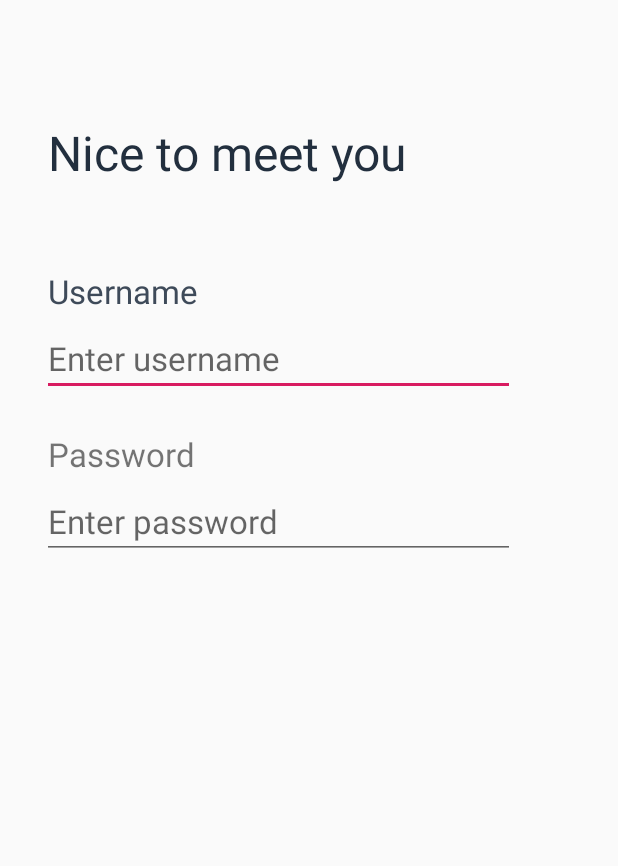
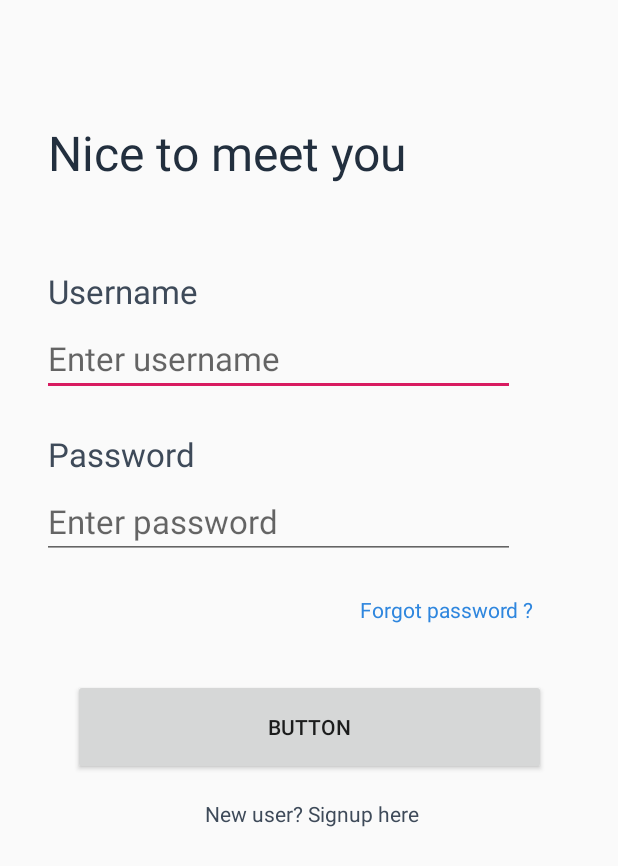
Before and after one commit to schiver/SeThings_V2, an Android app: the LoginActivity screen opened directly, with no data from a screen before it, on a phone screen of 412 x 824 dp. Shown: the top 866 px of the screen. Run offline under Robolectric (Android 15) with nearby library versions, the phone set to English and light mode, and no system bars.

Commit message:
Adding component

```diff
--- a/app/src/main/java/com/example/schiver/sethings/LoginActivity.java
+++ b/app/src/main/java/com/example/schiver/sethings/LoginActivity.java
@@ -10,5 +10,6 @@
         super.onCreate(savedInstanceState);
         setContentView(R.layout.activity_login);
         // test again
+
     }
 }
--- a/app/src/main/res/layout/activity_login.xml
+++ b/app/src/main/res/layout/activity_login.xml
@@ -51,6 +51,7 @@
         android:layout_marginStart="32dp"
         android:layout_marginTop="24dp"
         android:text="Password"
+        android:textColor="@color/colorMainAppFont"
         android:textSize="22sp"
         app:layout_constraintStart_toStartOf="parent"
         app:layout_constraintTop_toBottomOf="@+id/username" />
@@ -68,4 +69,40 @@
         app:layout_constraintStart_toStartOf="parent"
         app:layout_constraintTop_toBottomOf="@+id/label2" />
 
+    <TextView
+        android:id="@+id/textView2"
+        android:layout_width="wrap_content"
+        android:layout_height="wrap_content"
+        android:layout_marginStart="240dp"
+        android:layout_marginTop="24dp"
+        android:text="Forgot password ?"
+        android:textColor="@color/colorMainAppLight"
+        app:layout_constraintStart_toStartOf="parent"
+        app:layout_constraintTop_toBottomOf="@+id/password" />
+
+    <Button
+        android:id="@+id/button"
+        android:layout_width="315dp"
+        android:layout_height="64dp"
+        android:layout_marginStart="8dp"
+        android:layout_marginTop="80dp"
+        android:layout_marginEnd="8dp"
+        android:text="Button"
+        app:layout_constraintEnd_toEndOf="parent"
+        app:layout_constraintStart_toStartOf="parent"
+        app:layout_constraintTop_toBottomOf="@+id/password" />
+
+    <TextView
+        android:id="@+id/textView3"
+        android:layout_width="wrap_content"
+        android:layout_height="wrap_content"
+        android:layout_marginStart="8dp"
+        android:layout_marginTop="16dp"
+        android:layout_marginEnd="8dp"
+        android:text=" New user? Signup here"
+        android:textColor="@color/colorMainAppFont"
+        app:layout_constraintEnd_toEndOf="parent"
+        app:layout_constraintStart_toStartOf="parent"
+        app:layout_constraintTop_toBottomOf="@+id/button" />
+
 </android.support.constraint.ConstraintLayout>
--- a/app/src/main/res/values/colors.xml
+++ b/app/src/main/res/values/colors.xml
@@ -6,7 +6,7 @@
     <color name="colorMainApp">#005aac</color>
     <color name="colorMainAppLight">#2e86de</color>
     <color name="colorMainAppDark">#3836BD</color>
-    <color name="colorMainAppFont">#3E4A59</color>
+    <color name="colorMainAppFont">#3e4a59</color>
     <color name="colorMainAppFont2">#222F3E</color>
     <color name="colorGrayDot">#CCDEEE</color>
 </resources>
```
